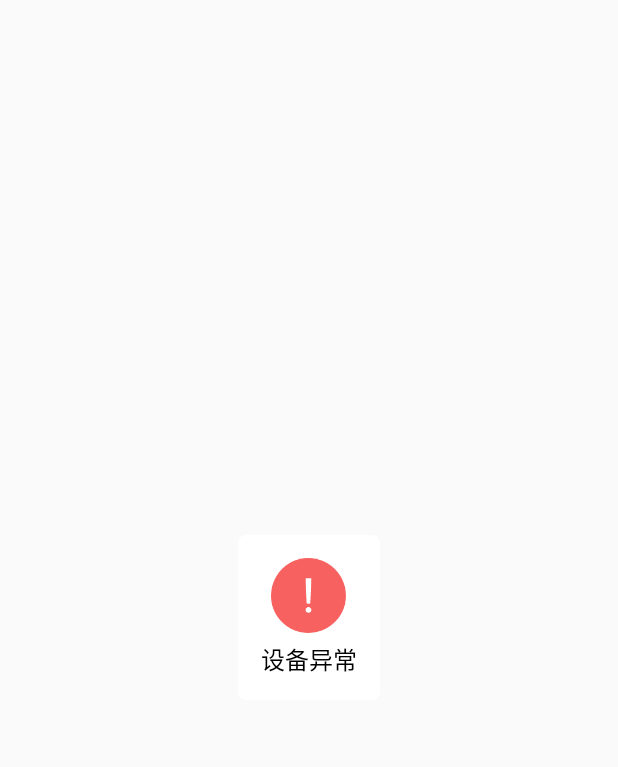
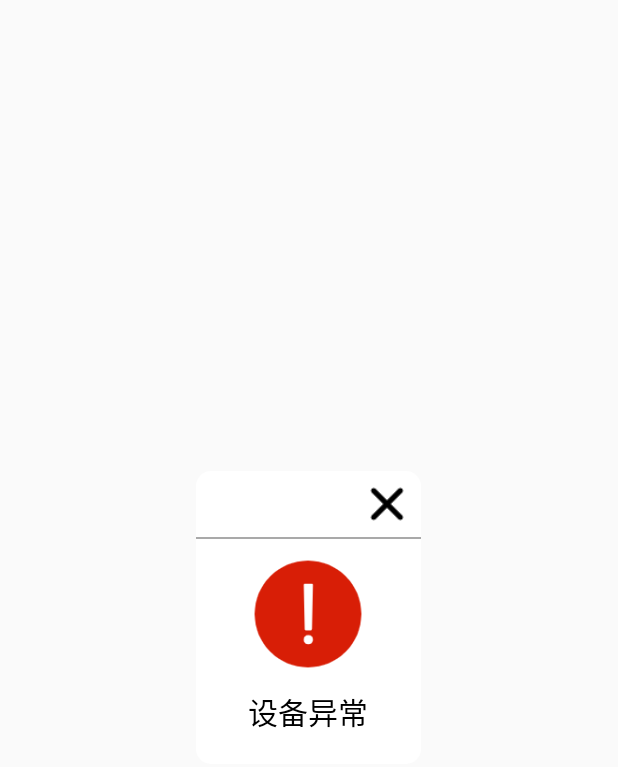
Before and after one commit to realjojo/EdgeComputingApp, an Android app: the layout warn_dialog.xml on its own in the app's theme, with its tools: preview values and no code run, on a phone screen of 412 x 824 dp. Shown: the top 767 px of the screen. Run offline under Robolectric (Android 15) with nearby library versions, the phone set to English and light mode, and no system bars.

Commit message:
12.20 第二次联调

```diff
--- a/app/src/main/AndroidManifest.xml
+++ b/app/src/main/AndroidManifest.xml
@@ -5,6 +5,7 @@
     <uses-permission android:name="android.permission.INTERNET" />
     <uses-permission android:name="android.permission.READ_PHONE_STATE" />
     <uses-permission android:name="android.permission.ACCESS_COARSE_LOCATION" />
+    <uses-permission android:name="android.permission.VIBRATE" />
     <!--用于访问GPS定位-->
     <uses-permission android:name="android.permission.ACCESS_FINE_LOCATION" />
     <!--用于获取运营商信息，用于支持提供运营商信息相关的接口-->
--- a/app/src/main/java/com/edgecomputing/utils/OkHttpUtil.java
+++ b/app/src/main/java/com/edgecomputing/utils/OkHttpUtil.java
@@ -32,8 +32,9 @@ public class OkHttpUtil {
      * 请求接口根地址
      */
 //    private static final String SERVER_URL = "http://10.0.3.2:8089";
-    private static final String SERVER_URL = "http://10.108.120.33:8089";
-//    private static final String SERVER_URL = "http://192.168.1.115:8089";
+//    private static final String SERVER_URL = "http://10.108.120.33:8089";
+    private static final String SERVER_URL = "http://192.168.1.35:8089";
+//    private static final String SERVER_URL = "http://10.109.246.55:8089";
     /**
      * 单例引用
      */
--- a/app/src/main/res/drawable/warn_shap_bg.xml
+++ b/app/src/main/res/drawable/warn_shap_bg.xml
@@ -5,8 +5,8 @@
 
     <!-- 圆角 -->
     <corners
-        android:bottomLeftRadius="5dp"
-        android:bottomRightRadius="5dp"
-        android:topLeftRadius="5dp"
-        android:topRightRadius="5dp" /> <!-- 设置四个角的半径 -->
+        android:bottomLeftRadius="10dp"
+        android:bottomRightRadius="10dp"
+        android:topLeftRadius="10dp"
+        android:topRightRadius="10dp" /> <!-- 设置四个角的半径 -->
 </shape>
--- a/app/src/main/res/layout/warn_dialog.xml
+++ b/app/src/main/res/layout/warn_dialog.xml
@@ -3,6 +3,7 @@
     android:layout_width="match_parent" android:layout_height="match_parent">
 
     <LinearLayout
+        android:id="@+id/ll_warn"
         android:layout_width="wrap_content"
         android:layout_height="wrap_content"
         android:layout_centerHorizontal="true"
@@ -10,28 +11,54 @@
         android:background="@drawable/warn_shap_bg"
         android:gravity="center_horizontal"
         android:orientation="vertical"
-        android:padding="15dp">
+        android:paddingBottom="20dp">
+
+        <LinearLayout
+            android:layout_width="150dp"
+            android:layout_height="44dp"
+            android:orientation="horizontal"
+            android:gravity="center_vertical"
+            android:layout_centerVertical="true"
+            android:paddingRight="10dp">
+
+            <View
+                android:layout_width="wrap_content"
+                android:layout_height="match_parent"
+                android:layout_weight="1" />
+
+            <ImageView
+                android:id="@+id/ivClose"
+                android:layout_width="25dp"
+                android:layout_height="25dp"
+                android:background="@mipmap/close" />
+        </LinearLayout>
+
+        <View
+            android:layout_width="match_parent"
+            android:layout_height="1dp"
+            android:background="@color/divideLine" />
 
         <RelativeLayout
             android:layout_width="wrap_content"
             android:layout_height="wrap_content"
+            android:layout_marginTop="10dp"
             android:layout_gravity="center">
 
             <ImageView
                 android:id="@+id/ivProgress"
-                android:layout_width="50dp"
-                android:layout_height="50dp"
+                android:layout_width="80dp"
+                android:layout_height="80dp"
                 android:layout_centerInParent="true"
-                android:background="@mipmap/warn" />
+                android:background="@mipmap/warning" />
         </RelativeLayout>
 
         <TextView
             android:id="@+id/tvText"
             android:layout_width="wrap_content"
             android:layout_height="wrap_content"
-            android:layout_marginTop="5dp"
+            android:layout_marginTop="10dp"
             android:text="设备异常"
             android:textColor="@color/textColorBlack"
-            android:textSize="16dp" />
+            android:textSize="20dp" />
     </LinearLayout>
 </RelativeLayout>
```
Also changed, not shown: app/src/main/java/com/edgecomputing/activity/MainActivity.java (+89 -49 lines), app/src/main/java/com/edgecomputing/utils/CommonUtil.java (+66 -19 lines), app/src/main/java/com/edgecomputing/utils/WarnDialog.java (+5 -2 lines), app/src/main/res/mipmap-hdpi/close.png (added), app/src/main/res/mipmap-hdpi/warning.png (added).
